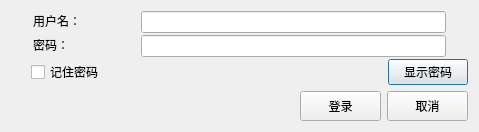
ProgramCX/FoxNAS, file src/NASLoginDialog.ui: the form before one commit.
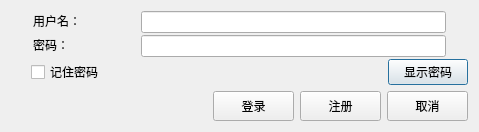
The form after the commit.

```diff
--- a/src/NASLoginDialog.ui
+++ b/src/NASLoginDialog.ui
@@ -192,6 +192,25 @@
          </property>
         </widget>
        </item>
+       <item>
+        <widget class="QPushButton" name="buttonRegister">
+         <property name="minimumSize">
+          <size>
+           <width>81</width>
+           <height>30</height>
+          </size>
+         </property>
+         <property name="maximumSize">
+          <size>
+           <width>120</width>
+           <height>30</height>
+          </size>
+         </property>
+         <property name="text">
+          <string>注册</string>
+         </property>
+        </widget>
+       </item>
        <item>
         <widget class="QPushButton" name="buttonCancel">
          <property name="minimumSize">
```
